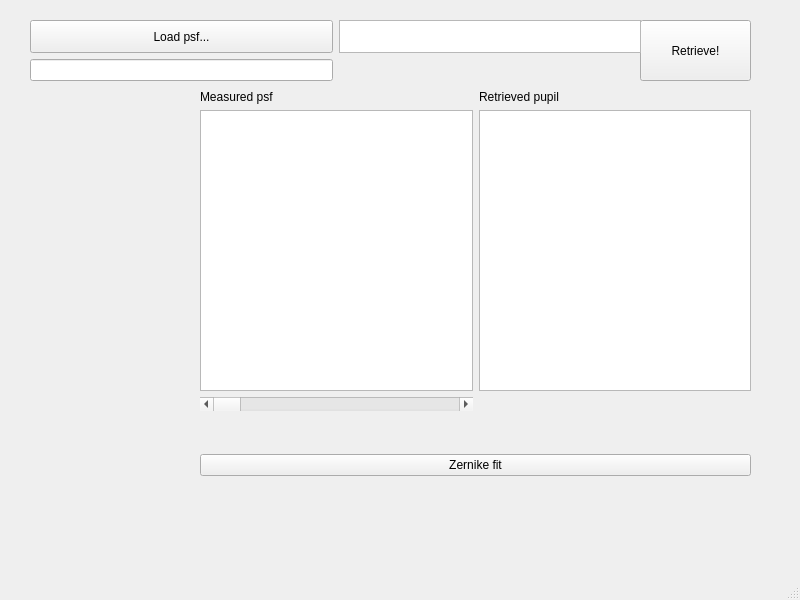
This is PR/PR_design.ui in danustc/Optics as Qt 5 draws it before an edit. The edited form follows.
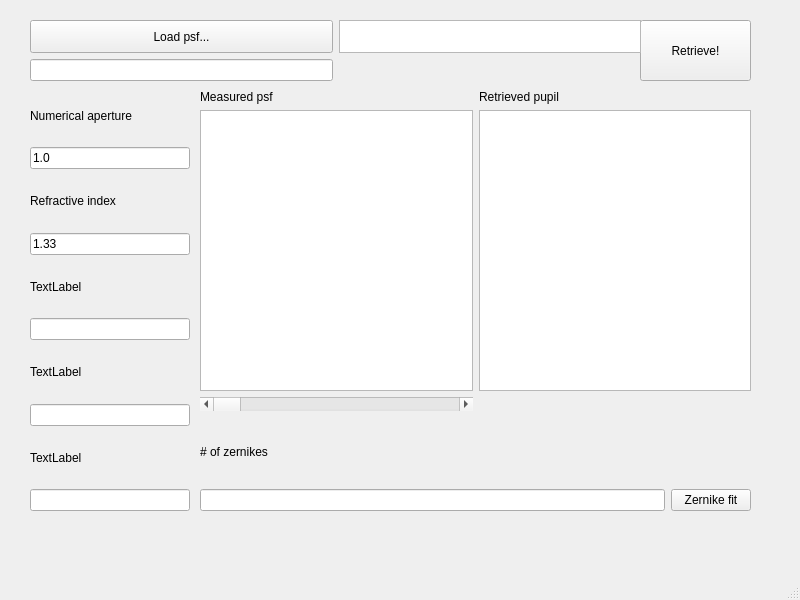
This is the edited form.

```diff
--- a/PR/PR_design.ui
+++ b/PR/PR_design.ui
@@ -36,7 +36,66 @@
       <height>421</height>
      </rect>
     </property>
-    <layout class="QVBoxLayout" name="verticalLayout_syspara"/>
+    <layout class="QVBoxLayout" name="verticalLayout_syspara">
+     <item>
+      <widget class="QLabel" name="label_NA">
+       <property name="text">
+        <string>Numerical aperture</string>
+       </property>
+      </widget>
+     </item>
+     <item>
+      <widget class="QLineEdit" name="lineEdit_NA">
+       <property name="text">
+        <string>1.0</string>
+       </property>
+      </widget>
+     </item>
+     <item>
+      <widget class="QLabel" name="label_nfrac">
+       <property name="text">
+        <string>Refractive index</string>
+       </property>
+      </widget>
+     </item>
+     <item>
+      <widget class="QLineEdit" name="lineEdit_nfrac">
+       <property name="text">
+        <string>1.33</string>
+       </property>
+      </widget>
+     </item>
+     <item>
+      <widget class="QLabel" name="label_4">
+       <property name="text">
+        <string>TextLabel</string>
+       </property>
+      </widget>
+     </item>
+     <item>
+      <widget class="QLineEdit" name="lineEdit_3"/>
+     </item>
+     <item>
+      <widget class="QLabel" name="label_6">
+       <property name="text">
+        <string>TextLabel</string>
+       </property>
+      </widget>
+     </item>
+     <item>
+      <widget class="QLineEdit" name="lineEdit_5"/>
+     </item>
+     <item>
+      <widget class="QLabel" name="label_7">
+       <property name="text">
+        <string>TextLabel</string>
+       </property>
+      </widget>
+     </item>
+     <item>
+      <widget class="QLineEdit" name="lineEdit_6"/>
+     </item>
+    </layout>
    </widget>
    <widget class="QWidget" name="gridLayoutWidget">
     <property name="geometry">
@@ -117,14 +176,24 @@
       <height>91</height>
      </rect>
     </property>
-    <layout class="QHBoxLayout" name="horizontalLayout">
-     <item>
+    <layout class="QGridLayout" name="gridLayout_2">
+     <item row="1" column="0">
+      <widget class="QLineEdit" name="lineEdit"/>
+     </item>
+     <item row="1" column="1">
       <widget class="QPushButton" name="pushButton_3">
        <property name="text">
         <string>Zernike fit</string>
        </property>
       </widget>
      </item>
+     <item row="0" column="0">
+      <widget class="QLabel" name="label_3">
+       <property name="text">
+        <string># of zernikes</string>
+       </property>
+      </widget>
+     </item>
     </layout>
    </widget>
   </widget>
```
Left out of the diff: 2 changed lines with no effect on the pictures.
